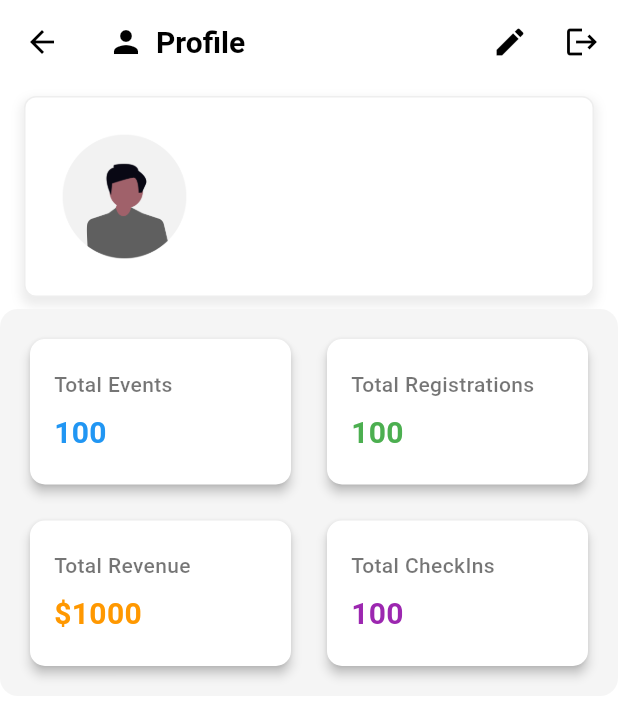
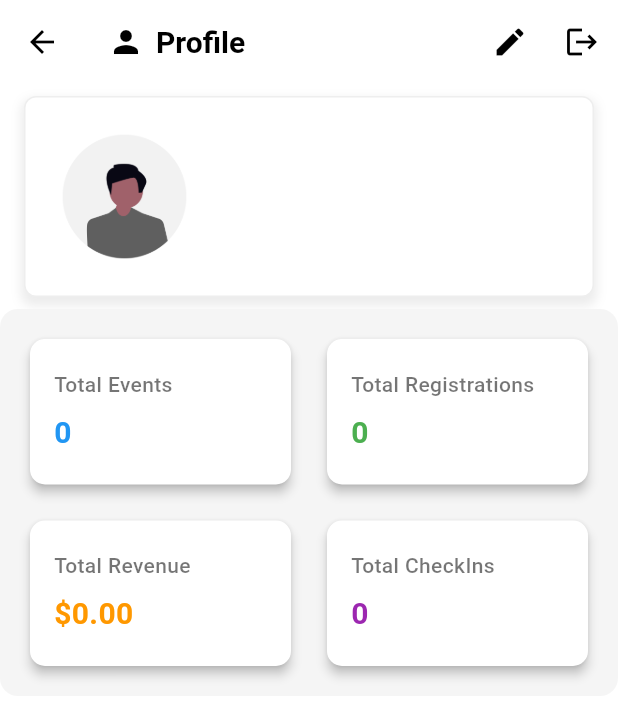
Before and after one commit to BenjaminMwambakulu/event_manager_local, a Flutter app: the ProfileScreen screen opened directly, on a phone screen of 412 x 824 dp. Shown: the top 722 px of the screen. Run offline on Flutter 3.47's test engine with Material 3 defaults, Android fonts, the phone set to English and light mode, and no system bars; our stand-ins replace cached_network_image, carousel_slider, qr_flutter, shared_preferences, supabase_flutter; accounts and stored records are empty.

Commit message:
feat(Profiles): implement dynamic dashboard for organiser
- Replace static values with dynamic data in SimpleDash widget
- Add loading state and data fetching from OrganiserService
- Update EventListTiles widget to support optional menu

```diff
--- a/lib/screens/Profiles/simple_dash.dart
+++ b/lib/screens/Profiles/simple_dash.dart
@@ -1,4 +1,5 @@
 import 'package:flutter/material.dart';
+import 'package:event_manager_local/services/organiser_service.dart';
 
 class SimpleDash extends StatefulWidget {
   const SimpleDash({super.key});
@@ -7,11 +8,44 @@ class SimpleDash extends StatefulWidget {
   State<SimpleDash> createState() => _SimpleDashState();
 }
 
-// TODO: Implement SimpleDash with information from the database
+class _SimpleDashState extends State<SimpleDash> {
+  final OrganiserService _service = OrganiserService();
+  bool _loading = true;
 
-class _SimpleDashState extends State<SimpleDash> {
+  int _totalEvents = 0;
+  int _totalRegistrations = 0;
+  int _totalCheckIns = 0;
+  double _totalRevenue = 0.0;
+
+  @override
+  void initState() {
+    super.initState();
+    _fetchDashboardData();
+  }
+
+  Future<void> _fetchDashboardData() async {
+    setState(() => _loading = true);
+
+    final events = await _service.getOrganiserEvents();
+    final registrations = await _service.getTotalRegistrations();
+    final checkIns = await _service.getTotalCheckins();
+    final revenue = await _service.getTotalRevenue();
+
+    setState(() {
+      _totalEvents = events.length;
+      _totalRegistrations = registrations;
+      _totalCheckIns = checkIns;
+      _totalRevenue = revenue;
+      _loading = false;
+    });
+  }
+
   @override
   Widget build(BuildContext context) {
+    if (_loading) {
+      return const Center(child: CircularProgressIndicator());
+    }
+
     return Container(
       padding: const EdgeInsets.all(16),
       decoration: BoxDecoration(
@@ -23,18 +57,30 @@ class _SimpleDashState extends State<SimpleDash> {
           // First Row
           Row(
             children: [
-              _buildDashCard("Total Events", "100", Colors.blue),
+              _buildDashCard("Total Events", "$_totalEvents", Colors.blue),
               const SizedBox(width: 16),
-              _buildDashCard("Total Registrations", "100", Colors.green),
+              _buildDashCard(
+                "Total Registrations",
+                "$_totalRegistrations",
+                Colors.green,
+              ),
             ],
           ),
           const SizedBox(height: 16),
           // Second Row
           Row(
             children: [
-              _buildDashCard("Total Revenue", "\$1000", Colors.orange),
+              _buildDashCard(
+                "Total Revenue",
+                "\$${_totalRevenue.toStringAsFixed(2)}",
+                Colors.orange,
+              ),
               const SizedBox(width: 16),
-              _buildDashCard("Total CheckIns", "100", Colors.purple),
+              _buildDashCard(
+                "Total CheckIns",
+                "$_totalCheckIns",
+                Colors.purple,
+              ),
             ],
           ),
         ],
--- a/lib/widgets/event_list_tiles.dart
+++ b/lib/widgets/event_list_tiles.dart
@@ -9,11 +9,14 @@ class EventListTiles extends StatefulWidget {
     this.title,
     this.limit,
     this.onTap,
+    this.haveMenu = true,
   });
   final List<Event> events;
   final String? title;
   final int? limit;
   final void Function(Event)? onTap;
+  final bool?  haveMenu;
+
 
   @override
   State<EventListTiles> createState() => _EventListTilesState();
```
Also changed, not shown: lib/screens/Profiles/organiser_event_list.dart (added, +47 -0 lines).
